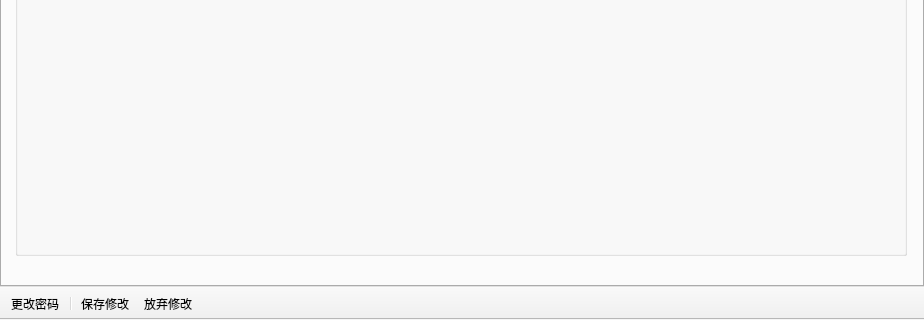
Before: the Qt Designer form src/ClassAdmin/MainWindow.ui in bili9blood/ClassSystem, drawn with Qt 5; both pictures show x 0 to 924 and y 489 to 809 of the 924 by 809 pixel window.
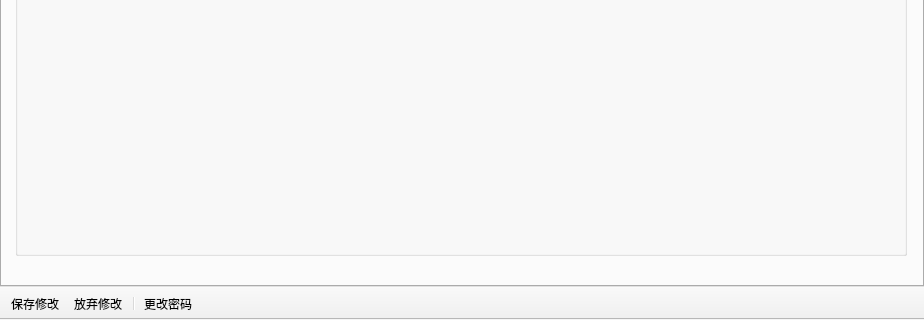
After: the same form once the commit is applied. Icons and pictures are not drawn.

```diff
--- a/src/ClassAdmin/MainWindow.ui
+++ b/src/ClassAdmin/MainWindow.ui
@@ -384,10 +384,10 @@
    <attribute name="toolBarBreak">
     <bool>false</bool>
    </attribute>
-   <addaction name="actChangePwd"/>
-   <addaction name="separator"/>
    <addaction name="actSave"/>
    <addaction name="actDrop"/>
+   <addaction name="separator"/>
+   <addaction name="actChangePwd"/>
   </widget>
   <action name="actChangePwd">
    <property name="icon">
```
Left out of the diff: 10 changed lines with no effect on the pictures.
